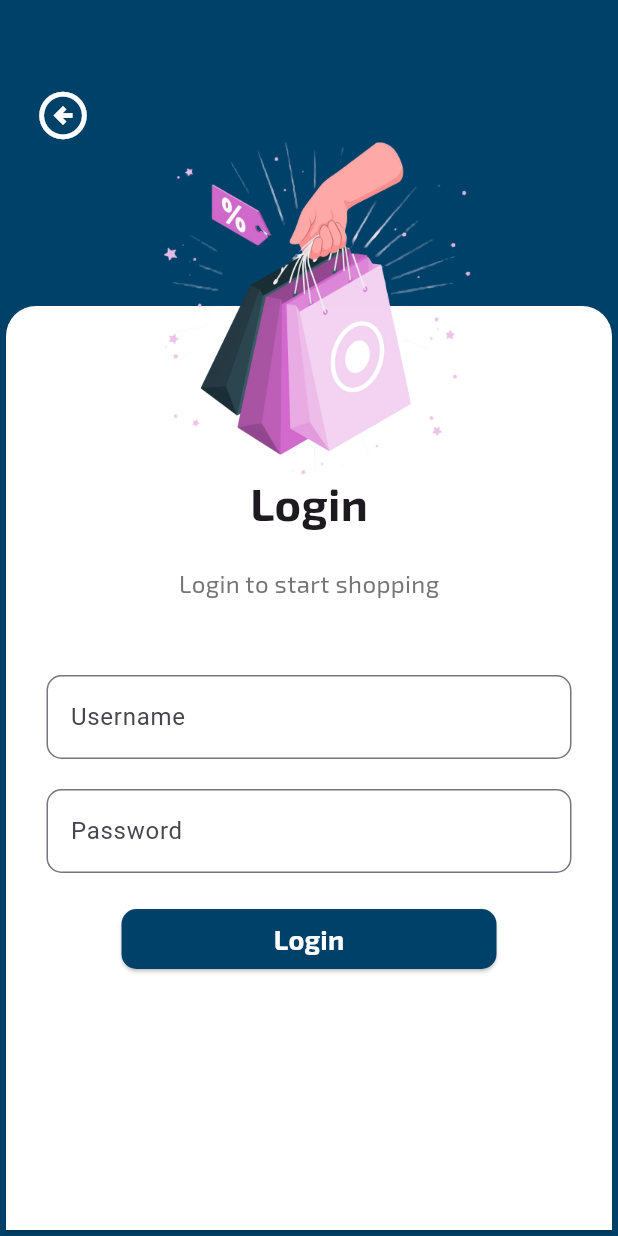
After one commit to FarhanZunata/Online-Shop-App, a Flutter app: the EmailConfirmation screen opened by its route, on a phone screen of 412 x 824 dp. The commit adds this screen. Run offline on Flutter 3.47's test engine with Material 3 defaults, Android fonts, the light colour scheme and no system bars; our stand-ins replace go_router, google_fonts.

Commit message:
Second Commit

```diff
--- /dev/null
+++ b/lib/emailConfirmation.dart
@@ -0,0 +1,126 @@
+import 'package:flutter/material.dart';
+import 'package:go_router/go_router.dart';
+import 'package:google_fonts/google_fonts.dart';
+
+class EmailConfirmation extends StatelessWidget {
+  const EmailConfirmation({super.key});
+
+  @override
+  Widget build(BuildContext context) {
+    return Scaffold(
+        resizeToAvoidBottomInset: false,
+        backgroundColor: Color(0xff00416a),
+        body: Stack(
+          children: <Widget>[
+            Padding(
+              padding: const EdgeInsets.only(top: 50, left: 15),
+              child: Align(
+                alignment: Alignment.topLeft,
+                child: IconButton(
+                  onPressed: (){
+                    context.go('/welcome');
+                  },
+                  icon: Icon(
+                    Icons.arrow_circle_left_outlined,
+                    color: Colors.white,
+                    size: 38,
+                  ),
+                ),
+              ),
+            ),
+            Padding(
+              padding: const EdgeInsets.only(top: 200),
+              child: Card(
+                shape: RoundedRectangleBorder(
+                  borderRadius: BorderRadius.only(
+                    topLeft: Radius.circular(20),
+                    topRight: Radius.circular(20),
+                  ),
+                ),
+                color: Colors.white,
+                child: SizedBox(
+                  height: 700,
+                  width: 500,
+                  child: Column(
+                    children: [
+                      Padding(
+                        padding: const EdgeInsets.only(top: 110),
+                        child: Text(
+                          'Login',
+                          style: GoogleFonts.exo2(
+                            fontWeight: FontWeight.bold,
+                            fontSize: 30,
+                          ),
+                        ),
+                      ),
+                      SizedBox(height: 20),
+                      Text(
+                        'Login to start shopping',
+                        style: GoogleFonts.exo2(
+                          fontSize: 16,
+                          color: Colors.grey[600],
+                        ),
+                      ),
+                      SizedBox(height: 50),
+                      SizedBox(
+                        width: 350,
+                        child: TextFormField(
+                          decoration: InputDecoration(
+                            labelText: 'Username',
+                            border: OutlineInputBorder(
+                              borderRadius: BorderRadius.circular(10),
+                            ),
+                          ),
+                        ),
+                      ),
+                      SizedBox(height: 20),
+                      SizedBox(
+                        width: 350,
+                        child: TextFormField(
+                          decoration: InputDecoration(
+                            labelText: 'Password',
+                            border: OutlineInputBorder(
+                              borderRadius: BorderRadius.circular(10),
+                            ),
+                          ),
+                        ),
+                      ),
+                      SizedBox(height: 20),
+                      SizedBox(
+                        width: 250,
+                        child: ElevatedButton(
+                            onPressed: (){},
+                            style: ElevatedButton.styleFrom(
+                                shape: RoundedRectangleBorder(
+                                    borderRadius: BorderRadius.circular(10)
+                                ),
+                                backgroundColor: Color(0xff00416a)
+                            ),
+                            child: Text(
+                              "Login",
+                              style: GoogleFonts.exo2(
+                                  fontWeight: FontWeight.bold,
+                                  fontSize: 18,
+                                  color: Colors.white
+                              ),
+                            )
+                        ),
+                      ),
+                    ],
+                  ),
+                ),
+              ),
+            ),
+            Positioned(
+              top: 80,
+              left: 85,
+              child: Image.asset(
+                'images/shopbag.png',
+                width: 250,
+              ),
+            ),
+          ],
+        )
+    );
+  }
+}
--- a/lib/main.dart
+++ b/lib/main.dart
@@ -1,5 +1,6 @@
 import 'package:flutter/material.dart';
 import 'package:go_router/go_router.dart';
+import 'package:onlineshop/emailConfirmation.dart';
 import 'package:onlineshop/login.dart';
 import 'package:onlineshop/register.dart';
 import 'package:onlineshop/welcomePage.dart';
@@ -28,6 +29,10 @@ class Router extends StatelessWidget {
             path: '/login',
             builder: (context, state) => Login()
         ),
+        GoRoute(
+            path: '/emailConfirm',
+            builder: (context, state) => EmailConfirmation()
+        ),
       ],
   );
   @override
```
Also changed, not shown: lib/register.dart (+19 -1 lines), lib/registerService.dart (added, +63 -0 lines).
